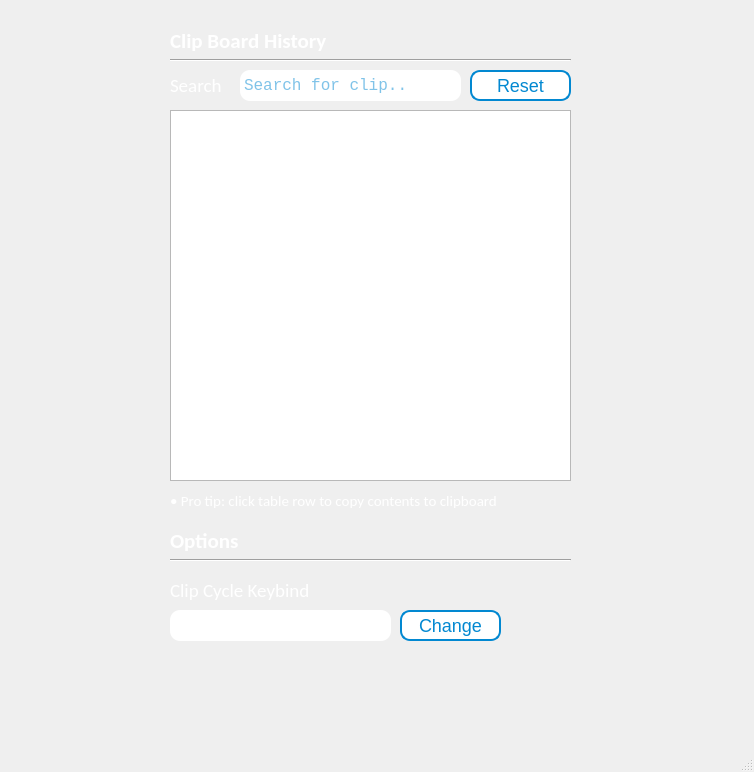
Jordan2551/ClipWiz, file GUI.ui: the form before one commit.
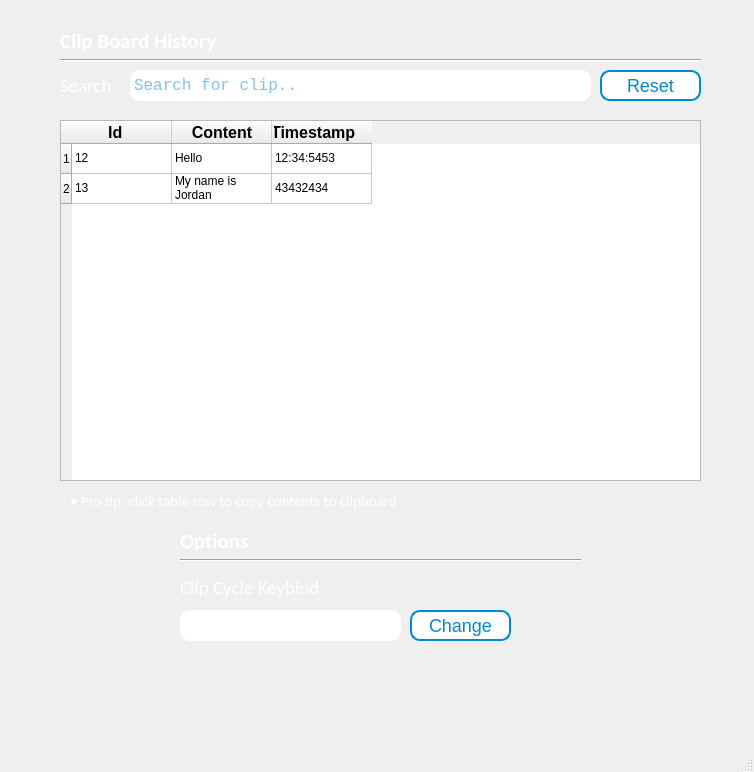
The form after the commit. Icons and pictures are not drawn.

Diff of the .ui file:
```diff
--- a/GUI.ui
+++ b/GUI.ui
@@ -18,6 +18,10 @@
 	background-image:url('C:/Users/falador/Google Drive/Wallpapers/dark_polygon01.png');
 }
 
+QLabel{
+	color: white;
+}
+
 QPushButton{
 	color: #0288D1;
 	border-style: solid;
@@ -42,22 +46,12 @@
 }</string>
   </property>
   <widget class="QWidget" name="centralwidget">
-   <widget class="QTableView" name="dataTable">
-    <property name="geometry">
-     <rect>
-      <x>170</x>
-      <y>110</y>
-      <width>401</width>
-      <height>371</height>
-     </rect>
-    </property>
-   </widget>
    <widget class="QLabel" name="label">
     <property name="geometry">
      <rect>
-      <x>170</x>
+      <x>60</x>
       <y>20</y>
-      <width>441</width>
+      <width>401</width>
       <height>41</height>
      </rect>
     </property>
@@ -70,7 +64,7 @@
      </font>
     </property>
     <property name="styleSheet">
-     <string notr="true">color:white;</string>
+     <string notr="true"/>
     </property>
     <property name="text">
      <string>Clip Board History</string>
@@ -79,9 +73,9 @@
    <widget class="QLineEdit" name="searchContent">
     <property name="geometry">
      <rect>
-      <x>240</x>
+      <x>130</x>
       <y>70</y>
-      <width>221</width>
+      <width>461</width>
       <height>31</height>
      </rect>
     </property>
@@ -101,7 +95,7 @@
    <widget class="QLabel" name="label_2">
     <property name="geometry">
      <rect>
-      <x>170</x>
+      <x>60</x>
       <y>60</y>
       <width>81</width>
       <height>50</height>
@@ -116,7 +110,7 @@
      </font>
     </property>
     <property name="styleSheet">
-     <string notr="true">color:white;</string>
+     <string notr="true"/>
     </property>
     <property name="text">
      <string>Search</string>
@@ -125,7 +119,7 @@
    <widget class="QPushButton" name="resetBtn">
     <property name="geometry">
      <rect>
-      <x>470</x>
+      <x>600</x>
       <y>70</y>
       <width>101</width>
       <height>31</height>
@@ -146,7 +140,7 @@
    <widget class="QPushButton" name="changeKBBtn">
     <property name="geometry">
      <rect>
-      <x>400</x>
+      <x>410</x>
       <y>610</y>
       <width>101</width>
       <height>31</height>
@@ -167,7 +161,7 @@
    <widget class="QLineEdit" name="setKB">
     <property name="geometry">
      <rect>
-      <x>170</x>
+      <x>180</x>
       <y>610</y>
       <width>221</width>
       <height>31</height>
@@ -189,10 +183,10 @@
    <widget class="QLabel" name="label_3">
     <property name="geometry">
      <rect>
-      <x>170</x>
+      <x>180</x>
       <y>570</y>
       <width>231</width>
-      <height>41</height>
+      <height>35</height>
      </rect>
     </property>
     <property name="palette">
@@ -295,7 +289,7 @@
      </font>
     </property>
     <property name="styleSheet">
-     <string notr="true">color:white;</string>
+     <string notr="true"/>
     </property>
     <property name="text">
      <string>Clip Cycle Keybind</string>
@@ -304,7 +298,7 @@
    <widget class="QLabel" name="label_4">
     <property name="geometry">
      <rect>
-      <x>170</x>
+      <x>180</x>
       <y>520</y>
       <width>131</width>
       <height>41</height>
@@ -319,7 +313,7 @@
      </font>
     </property>
     <property name="styleSheet">
-     <string notr="true">color:white;</string>
+     <string notr="true"/>
     </property>
     <property name="text">
      <string>Options</string>
@@ -328,7 +322,7 @@
    <widget class="Line" name="line">
     <property name="geometry">
      <rect>
-      <x>170</x>
+      <x>180</x>
       <y>550</y>
       <width>401</width>
       <height>20</height>
@@ -351,9 +345,9 @@
    <widget class="Line" name="line_2">
     <property name="geometry">
      <rect>
-      <x>170</x>
+      <x>60</x>
       <y>50</y>
-      <width>401</width>
+      <width>641</width>
       <height>20</height>
      </rect>
     </property>
@@ -374,7 +368,7 @@
    <widget class="QLabel" name="label_5">
     <property name="geometry">
      <rect>
-      <x>170</x>
+      <x>70</x>
       <y>480</y>
       <width>401</width>
       <height>41</height>
@@ -389,12 +383,113 @@
      </font>
     </property>
     <property name="styleSheet">
-     <string notr="true">color:white;</string>
+     <string notr="true"/>
     </property>
     <property name="text">
      <string>• Pro tip: click table row to copy contents to clipboard </string>
     </property>
    </widget>
+   <widget class="QTableWidget" name="dataTable">
+    <property name="geometry">
+     <rect>
+      <x>60</x>
+      <y>120</y>
+      <width>641</width>
+      <height>361</height>
+     </rect>
+    </property>
+    <property name="mouseTracking">
+     <bool>true</bool>
+    </property>
+    <property name="toolTipDuration">
+     <number>5</number>
+    </property>
+    <property name="editTriggers">
+     <set>QAbstractItemView::NoEditTriggers</set>
+    </property>
+    <property name="selectionMode">
+     <enum>QAbstractItemView::SingleSelection</enum>
+    </property>
+    <property name="selectionBehavior">
+     <enum>QAbstractItemView::SelectRows</enum>
+    </property>
+    <row>
+     <property name="text">
+      <string>1</string>
+     </property>
+    </row>
+    <row>
+     <property name="text">
+      <string>2</string>
+     </property>
+    </row>
+    <column>
+     <property name="text">
+      <string>Id   </string>
+     </property>
+     <property name="font">
+      <font>
+       <pointsize>12</pointsize>
+       <weight>75</weight>
+       <bold>true</bold>
+      </font>
+     </property>
+    </column>
+    <column>
+     <property name="text">
+      <string>Content</string>
+     </property>
+     <property name="font">
+      <font>
+       <pointsize>12</pointsize>
+       <weight>75</weight>
+       <bold>true</bold>
+      </font>
+     </property>
+    </column>
+    <column>
+     <property name="text">
+      <string>Timestamp    </string>
+     </property>
+     <property name="font">
+      <font>
+       <pointsize>12</pointsize>
+       <weight>75</weight>
+       <bold>true</bold>
+      </font>
+     </property>
+    </column>
+    <item row="0" column="0">
+     <property name="text">
+      <string>12</string>
+     </property>
+    </item>
+    <item row="0" column="1">
+     <property name="text">
+      <string>Hello</string>
+     </property>
+    </item>
+    <item row="0" column="2">
+     <property name="text">
+      <string>12:34:5453</string>
+     </property>
+    </item>
+    <item row="1" column="0">
+     <property name="text">
+      <string>13</string>
+     </property>
+    </item>
+    <item row="1" column="1">
+     <property name="text">
+      <string>My name is Jordan</string>
+     </property>
+    </item>
+    <item row="1" column="2">
+     <property name="text">
+      <string>43432434</string>
+     </property>
+    </item>
+   </widget>
   </widget>
   <widget class="QMenuBar" name="menubar">
    <property name="geometry">
```
